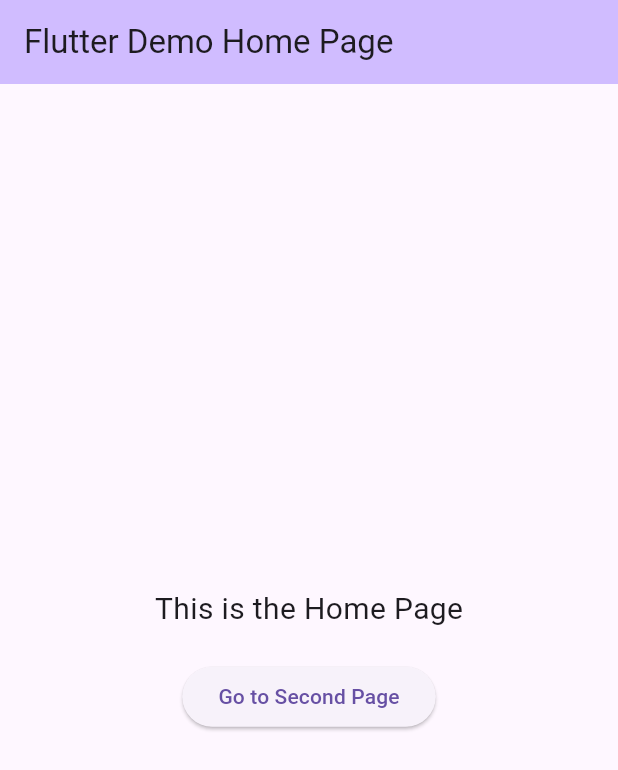
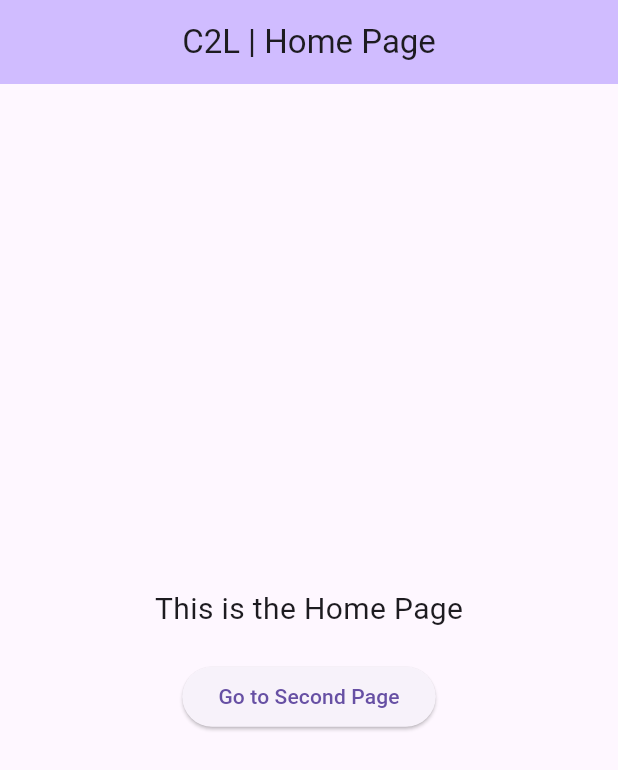
Before and after one commit to programmeruser517/C2L, a Flutter app: the screen it shows after launch, on a phone screen of 412 x 824 dp. Shown: the top 770 px of the screen. Run offline on Flutter 3.47's test engine with Material 3 defaults, Android fonts, the phone set to English and light mode, and no system bars.

Commit message:
main merge and title changes to screen1

```diff
--- a/connect2learn/lib/main.dart
+++ b/connect2learn/lib/main.dart
@@ -26,7 +26,8 @@ class MyApp extends StatelessWidget {
         // This is the theme of your application.
         // ...
           ),
-      home: const MyHomePage(title: 'Flutter Demo Home Page'),
+          // center this title
+      home: const MyHomePage(title: 'C2L | Home Page'),
       routes: {
         '/second': (context) => LoginPage(),
         '/third': (context) => PermsPage(),
@@ -64,6 +65,7 @@ class _MyHomePageState extends State<MyHomePage> {
         // Here we take the value from the MyHomePage object that was created by
         // the App.build method, and use it to set our appbar title.
         title: Text(widget.title),
+        centerTitle: true,
       ),
       body: Center(
                 child: Column(
```
